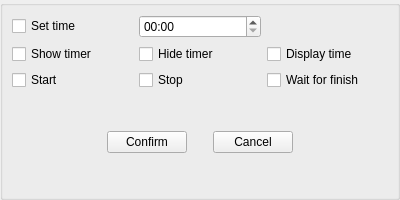
The window that src/Editor/Script/TimerSnippetOverlay.ui (RemotelyChaotic/JOIPEngine) describes before a commit, drawn with Qt 5.
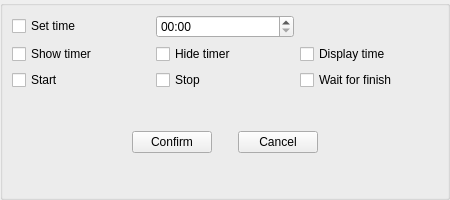
The same window after the commit.

```diff
--- a/src/Editor/Script/TimerSnippetOverlay.ui
+++ b/src/Editor/Script/TimerSnippetOverlay.ui
@@ -6,7 +6,7 @@
    <rect>
     <x>0</x>
     <y>0</y>
-    <width>400</width>
+    <width>450</width>
     <height>200</height>
    </rect>
   </property>
```
